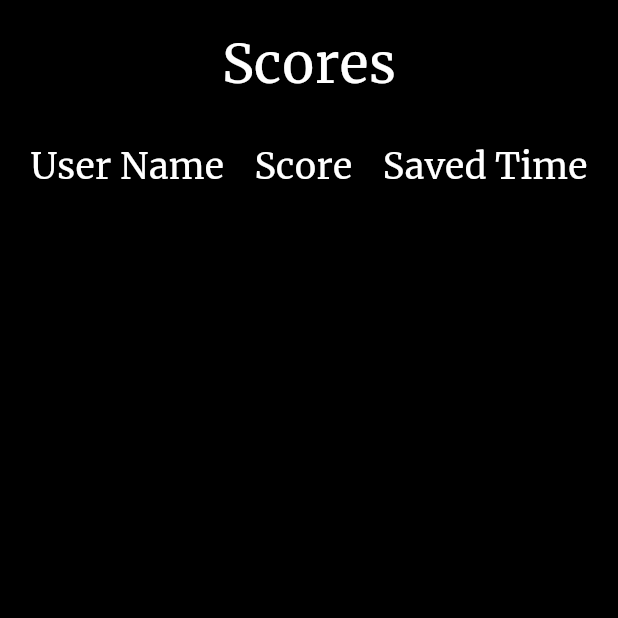
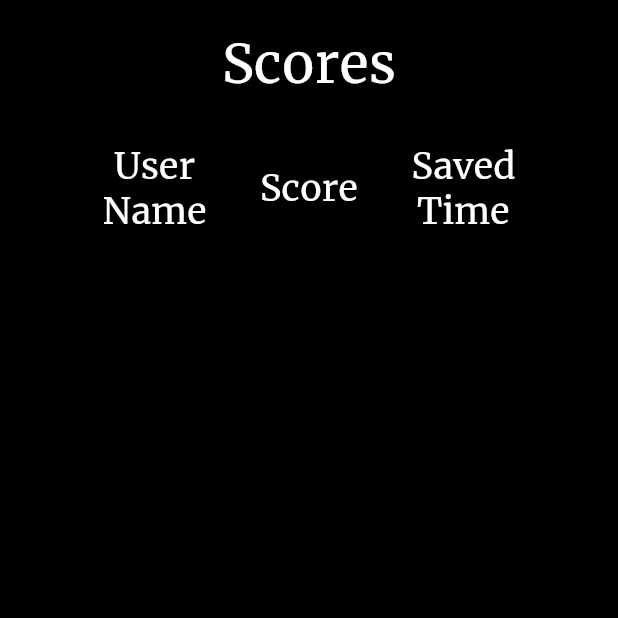
Before and after one commit to boring-km/flutter_dodge_game, a Flutter app: the ScoreScreen screen opened by its route, on a phone screen of 412 x 824 dp, the top half of it. Run offline on Flutter 3.47's test engine with Material 2 defaults, Android fonts, the phone set to English and light mode, and no system bars; our stand-ins replace get, hive, sensors_plus; missing offline and left inert: flame; accounts and stored records are empty.

Commit message:
Score Screen 화면 - 줄 맞춰 보이도록 개선

```diff
--- a/lib/presentation/score/score_screen.dart
+++ b/lib/presentation/score/score_screen.dart
@@ -7,6 +7,8 @@ class ScoreScreen extends StatelessWidget {
 
   @override
   Widget build(BuildContext context) {
+    final width = MediaQuery.of(context).size.width;
+
     return Scaffold(
       backgroundColor: Colors.black,
       body: SafeArea(
@@ -24,20 +26,20 @@ class ScoreScreen extends StatelessWidget {
                   height: 30,
                 ),
                 Row(
-                  mainAxisAlignment: MainAxisAlignment.spaceEvenly,
-                  children: const [
-                    Text(
-                      'User Name',
-                      style: TextStyle(color: Colors.white, fontSize: 24),
+                  mainAxisAlignment: MainAxisAlignment.center,
+                  children: [
+                    buildScoreTextWidget(
+                      width: width,
+                      child: buildMenuText('User Name'),
                     ),
-                    Text(
-                      'Score',
-                      style: TextStyle(color: Colors.white, fontSize: 24),
+                    buildScoreTextWidget(
+                      width: width,
+                      child: buildMenuText('Score'),
                     ),
-                    Text(
-                      'Saved Time',
-                      style: TextStyle(color: Colors.white, fontSize: 24),
-                    )
+                    buildScoreTextWidget(
+                      width: width,
+                      child: buildMenuText('Saved Time'),
+                    ),
                   ],
                 ),
                 const SizedBox(
@@ -50,22 +52,25 @@ class ScoreScreen extends StatelessWidget {
                         itemCount: controller.scoreList.length,
                         itemBuilder: (context, index) {
                           final score = controller.scoreList[index];
-                          return Row(
-                            mainAxisAlignment: MainAxisAlignment.spaceEvenly,
-                            children: [
-                              Text(
-                                score.userName,
-                                style: TextStyle(color: Colors.white),
-                              ),
-                              Text(
-                                '${score.num}s',
-                                style: TextStyle(color: Colors.white),
-                              ),
-                              Text(
-                                score.time,
-                                style: TextStyle(color: Colors.white),
-                              )
-                            ],
+                          return Padding(
+                            padding: const EdgeInsets.symmetric(vertical: 4),
+                            child: Row(
+                              mainAxisAlignment: MainAxisAlignment.center,
+                              children: [
+                                buildScoreTextWidget(
+                                  width: width,
+                                  child: buildUserText(score.userName),
+                                ),
+                                buildScoreTextWidget(
+                                  width: width,
+                                  child: buildUserText('${score.num}s'),
+                                ),
+                                buildScoreTextWidget(
+                                  width: width,
+                                  child: buildUserText(score.time),
+                                ),
+                              ],
+                            ),
                           );
                         },
                       ),
@@ -79,4 +84,33 @@ class ScoreScreen extends StatelessWidget {
       ),
     );
   }
+
+  Text buildUserText(String text) {
+    return Text(
+      text,
+      textAlign: TextAlign.center,
+      style: const TextStyle(color: Colors.white),
+    );
+  }
+
+  SizedBox buildScoreTextWidget({
+    required double width,
+    required Text child,
+  }) {
+    return SizedBox(
+      width: width / 4,
+      child: child,
+    );
+  }
+
+  Text buildMenuText(String text) {
+    return Text(
+      text,
+      textAlign: TextAlign.center,
+      style: const TextStyle(
+        color: Colors.white,
+        fontSize: 24,
+      ),
+    );
+  }
 }
```
